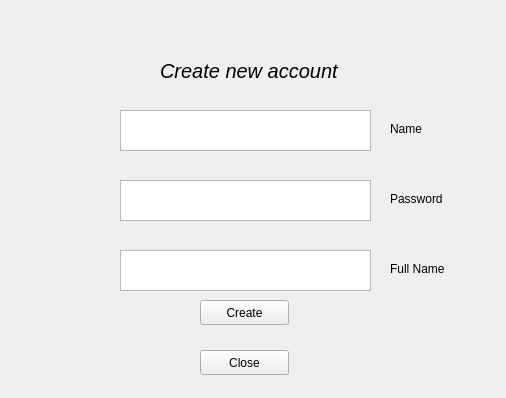
Qt form AccountManagement/ui/qcreateaccount.ui (ScarecrowStraw/MiniProject) before a commit.
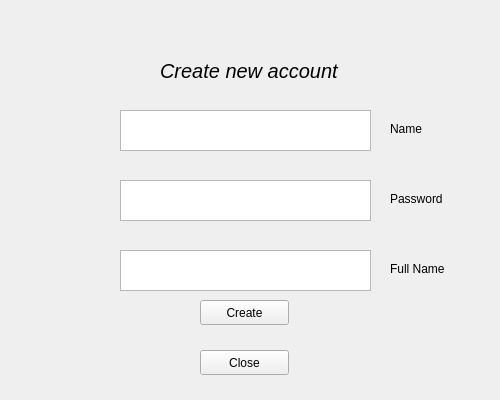
The same form after that commit.

What changed in the file:
```diff
--- a/AccountManagement/ui/qcreateaccount.ui
+++ b/AccountManagement/ui/qcreateaccount.ui
@@ -2,12 +2,15 @@
 <ui version="4.0">
  <class>QCreateAccount</class>
  <widget class="QWidget" name="QCreateAccount">
+  <property name="enabled">
+   <bool>true</bool>
+  </property>
   <property name="geometry">
    <rect>
     <x>0</x>
     <y>0</y>
-    <width>506</width>
-    <height>398</height>
+    <width>500</width>
+    <height>400</height>
    </rect>
   </property>
   <property name="windowTitle">
```
